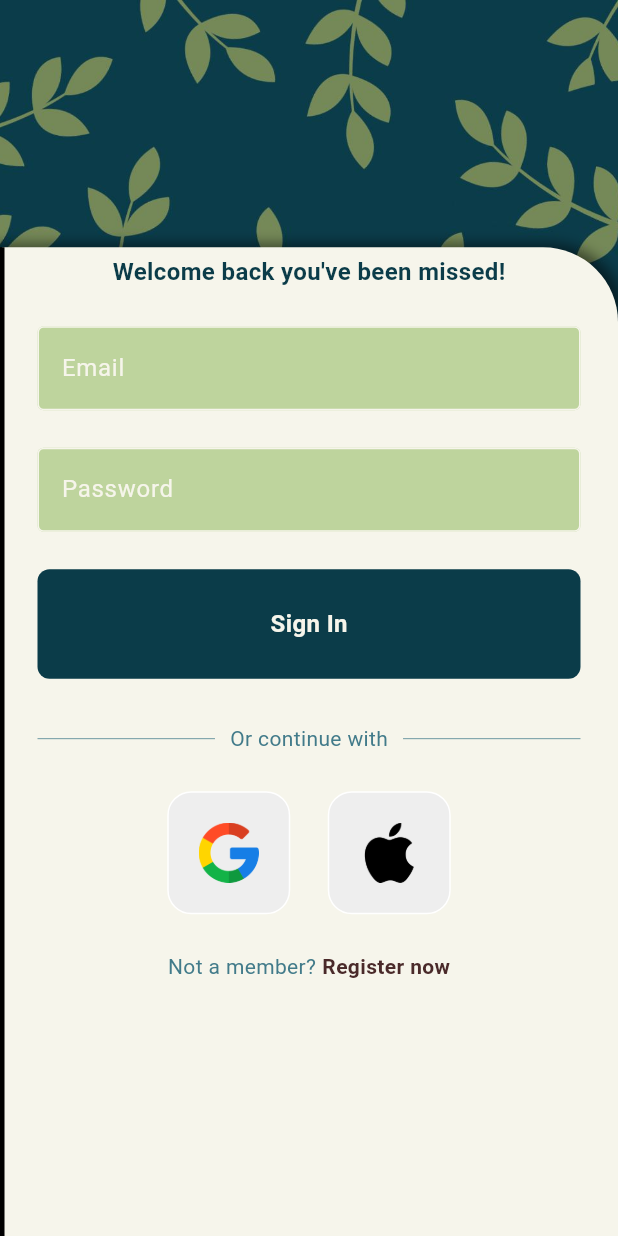
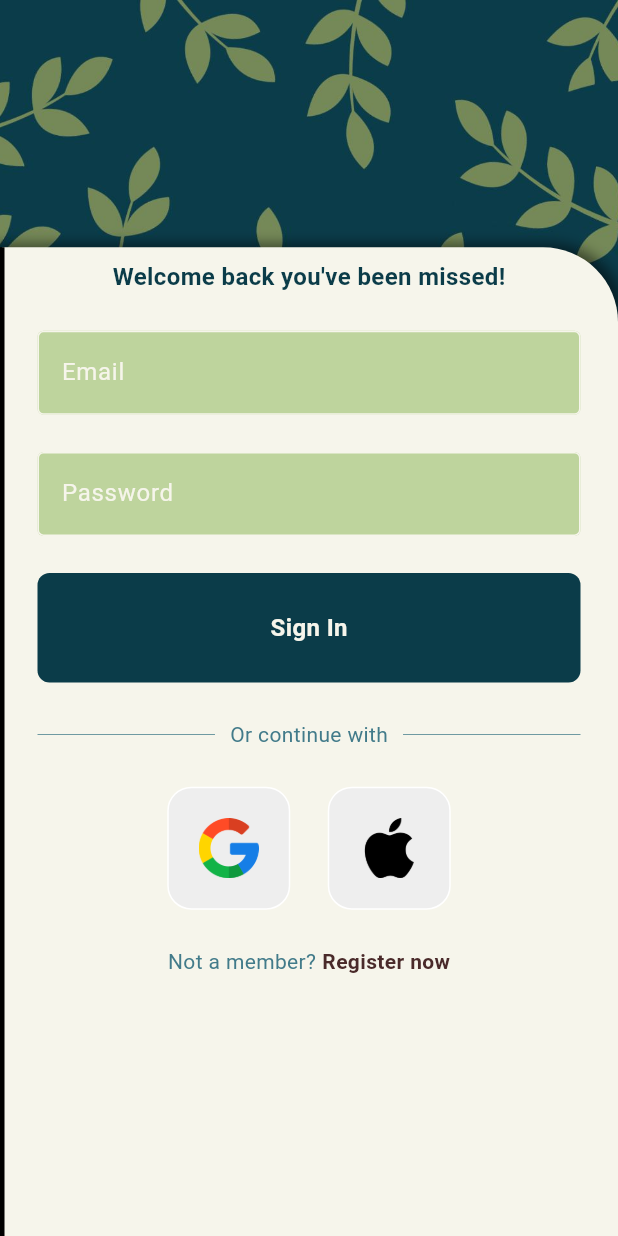
Before and after one commit to nitinjha607/Leaflink, a Flutter app: the screen it shows after launch, on a phone screen of 412 x 824 dp. Run offline on Flutter 3.47's test engine with Material 3 defaults, Android fonts, the light colour scheme and no system bars.

Commit message:
Update login_page.dart

```diff
--- a/leaflink/lib/pages/login_page.dart
+++ b/leaflink/lib/pages/login_page.dart
@@ -25,7 +25,9 @@ class LoginPage extends StatelessWidget {
               alignment: Alignment.center, // use aligment
               color: const Color.fromRGBO(0, 96, 91, 1),
               child: Image.asset('assets/images/background.jpg',
-                  height: 1500, width: 500, fit: BoxFit.cover),
+                  height: MediaQuery.of(context).size.height,
+                  width: MediaQuery.of(context).size.width,
+                  fit: BoxFit.cover),
             ),
             Positioned(
               bottom: 0,
@@ -54,13 +56,16 @@ class LoginPage extends StatelessWidget {
               ),
             ),
             SafeArea(
+                child: Positioned(
+              bottom: 0,
+              child: SizedBox(
+                  height: MediaQuery.of(context).size.height * 1,
+                  width: MediaQuery.of(context).size.width,
                   child: Column(
                       mainAxisAlignment: MainAxisAlignment.center,
                       children: [
                         // welcome back, you've been missed!
-                  const Positioned(
-                    top: 150,
-                    child: Text(
+                        const Text(
                           'Welcome back you\'ve been missed!',
                           style: TextStyle(
                             color: Color.fromRGBO(11, 60, 73, 1),
@@ -68,9 +73,9 @@ class LoginPage extends StatelessWidget {
                             fontWeight: FontWeight.bold,
                           ),
                         ),
-                  ),
 
-                  const SizedBox(height: 25),
+                        SizedBox(
+                            height: MediaQuery.of(context).size.height * 0.03),
 
                         // email textfield
                         MyTextField(
@@ -79,7 +84,8 @@ class LoginPage extends StatelessWidget {
                           obscureText: false,
                         ),
 
-                  const SizedBox(height: 25),
+                        SizedBox(
+                            height: MediaQuery.of(context).size.height * 0.03),
 
                         // password textfield
                         MyTextField(
@@ -88,7 +94,8 @@ class LoginPage extends StatelessWidget {
                           obscureText: true,
                         ),
 
-                  const SizedBox(height: 25),
+                        SizedBox(
+                            height: MediaQuery.of(context).size.height * 0.03),
 
                         // sign in button
                         MyButton(
@@ -96,7 +103,8 @@ class LoginPage extends StatelessWidget {
                           text: 'Sign In',
                         ),
 
-                  const SizedBox(height: 30),
+                        SizedBox(
+                            height: MediaQuery.of(context).size.height * 0.03),
 
                         // or continue with
                         const Padding(
@@ -126,7 +134,8 @@ class LoginPage extends StatelessWidget {
                           ),
                         ),
 
-                  const SizedBox(height: 25),
+                        SizedBox(
+                            height: MediaQuery.of(context).size.height * 0.03),
 
                         // google + apple sign in buttons
                         const Row(
@@ -142,7 +151,8 @@ class LoginPage extends StatelessWidget {
                           ],
                         ),
 
-                  const SizedBox(height: 25),
+                        SizedBox(
+                            height: MediaQuery.of(context).size.height * 0.03),
 
                         // not a member? register now
                         Row(
@@ -150,8 +160,8 @@ class LoginPage extends StatelessWidget {
                           children: [
                             const Text(
                               'Not a member?',
-                        style:
-                            TextStyle(color: Color.fromRGBO(66, 123, 138, 1)),
+                              style: TextStyle(
+                                  color: Color.fromRGBO(66, 123, 138, 1)),
                             ),
                             const SizedBox(width: 4),
                             GestureDetector(
@@ -165,8 +175,9 @@ class LoginPage extends StatelessWidget {
                               ),
                             ),
                           ],
-                  )
-                ]))
+                        ),
+                      ])),
+            ))
           ]),
         ),
       ),
```
Lines whose indentation alone changed are shown as unchanged.
